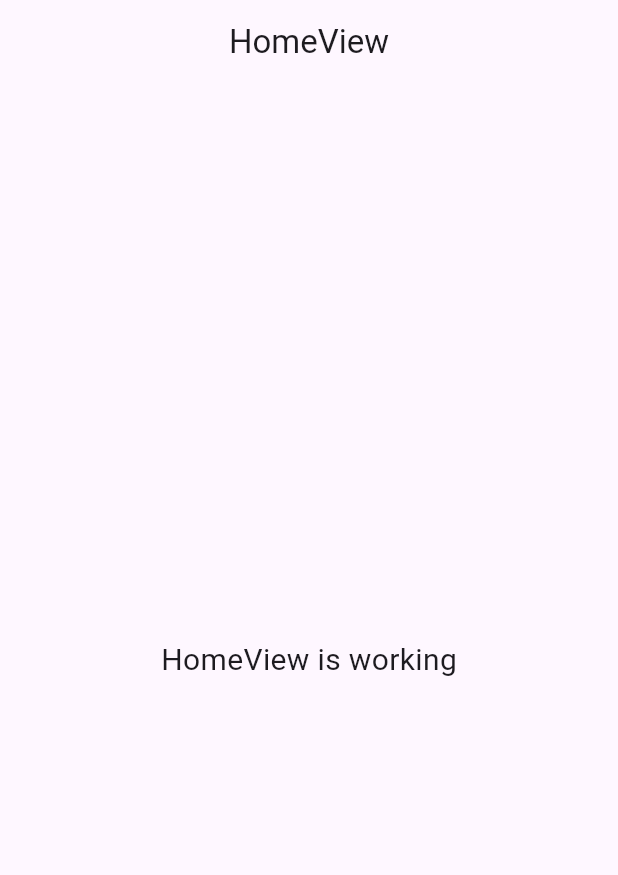
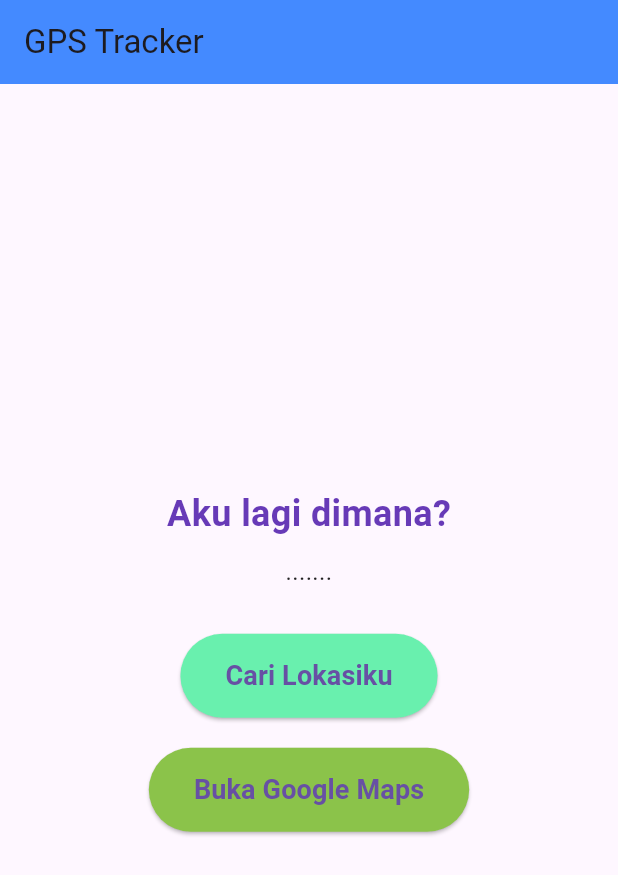
Before and after one commit to Kentangz/Pemrograman-Mobile, a Flutter app: the screen it shows after launch, on a phone screen of 412 x 824 dp. Shown: the top 875 px of the screen. Run offline on Flutter 3.47's test engine with Material 3 defaults, Android fonts, the phone set to English and light mode, and no system bars; our stand-ins replace audioplayers, cloud_firestore, firebase_auth, firebase_core, geocoding, geolocator and 2 more; accounts and stored records are empty.

Commit message:
GPS tracker completed

```diff
--- a/modul5/gps_create/lib/app/modules/home/views/home_view.dart
+++ b/modul5/gps_create/lib/app/modules/home/views/home_view.dart
@@ -1,24 +1,87 @@
 import 'package:flutter/material.dart';
+import 'package:get/get.dart';
+import '../controllers/gps_controller.dart';
 
-import 'package:get/get.dart';
+class HomeView extends StatelessWidget {
+  // Inisialisasi controller
+  final GPSController gpsController = Get.put(GPSController());
 
-import '../controllers/home_controller.dart';
-
-class HomeView extends GetView<HomeController> {
-  const HomeView({super.key});
   @override
   Widget build(BuildContext context) {
     return Scaffold(
       appBar: AppBar(
-        title: const Text('HomeView'),
-        centerTitle: true,
+        title: const Text('GPS Tracker'),
+        backgroundColor: Colors.blueAccent, // Ganti warna appBar,
       ),
-      body: const Center(
-        child: Text(
-          'HomeView is working',
-          style: TextStyle(fontSize: 20),
-        ),
-      ),
+      body: Obx(() {
+        // Menunggu proses loading
+        if (gpsController.isLoading.value) {
+          return Center(
+            child: CircularProgressIndicator(
+              valueColor: AlwaysStoppedAnimation<Color>(Colors.blueAccent),
+            ),
+          );
+        }
+
+        // Menampilkan hasil lokasi atau pesan error
+        return Padding(
+          padding: const EdgeInsets.all(16.0), // Memberikan padding di sekitar body
+          child: Center(
+            child: Column(
+              mainAxisAlignment: MainAxisAlignment.center,
+              children: [
+                const Text(
+                  'Aku lagi dimana?',
+                  style: TextStyle(
+                    fontSize: 24, // Menambahkan ukuran font yang lebih besar
+                    fontWeight: FontWeight.bold,
+                    color: Colors.deepPurple, // Ganti warna teks
+                  ),
+                ),
+                const SizedBox(height: 10),
+                Text(
+                  gpsController.locationMessage.value,
+                  textAlign: TextAlign.center,
+                  style: const TextStyle(
+                    fontSize: 16,
+                    color: Colors.black87, // Warna teks untuk detail
+                  ),
+                ),
+                const SizedBox(height: 30),
+                ElevatedButton(
+                  style: ElevatedButton.styleFrom(
+                    backgroundColor: Colors.greenAccent, // Warna tombol
+                    padding: const EdgeInsets.symmetric(horizontal: 30, vertical: 15),
+                    shape: RoundedRectangleBorder(
+                      borderRadius: BorderRadius.circular(30), // Tombol dengan sudut melengkung
+                    ),
+                  ),
+                  onPressed: gpsController.getCurrentLocation, // Memanggil fungsi untuk mendapatkan lokasi
+                  child: const Text(
+                    'Cari Lokasiku',
+                    style: TextStyle(fontSize: 18, fontWeight: FontWeight.bold),
+                  ),
+                ),
+                const SizedBox(height: 20),
+                ElevatedButton(
+                  style: ElevatedButton.styleFrom(
+                    backgroundColor: Colors.lightGreen, // Ganti warna tombol untuk Google Maps
+                    padding: const EdgeInsets.symmetric(horizontal: 30, vertical: 15),
+                    shape: RoundedRectangleBorder(
+                      borderRadius: BorderRadius.circular(30), // Tombol dengan sudut melengkung
+                    ),
+                  ),
+                  onPressed: gpsController.openGoogleMaps, // Memanggil fungsi untuk membuka Google Maps
+                  child: const Text(
+                    'Buka Google Maps',
+                    style: TextStyle(fontSize: 18, fontWeight: FontWeight.bold),
+                  ),
+                ),
+              ],
+            ),
+          ),
+        );
+      }),
     );
   }
 }
--- a/modul5/gps_create/pubspec.yaml
+++ b/modul5/gps_create/pubspec.yaml
@@ -30,6 +30,12 @@ environment:
 dependencies:
   flutter:
     sdk: flutter
+  geolocator: ^11.1.0 # mendapatkan data lokasi
+  geocoding: ^3.0.0 # mengonversi alamat ke koordinat
+  permission_handler: ^10.4.1  # mengelola izin akses lokasi
+  #Google Maps
+  google_maps_flutter: # menampilkan peta Google Maps
+  url_launcher: ^6.1.5 # membuka URL di browser atau aplikasi lain
 
 
   # The following adds the Cupertino Icons font to your application.
```
Also changed, not shown: modul5/gps_create/lib/app/modules/home/controllers/gps_controller.dart (added, +101 -0 lines), modul5/gps_create/lib/app/routes/app_pages.dart (+3 -9 lines), modul5/gps_create/lib/main.dart (+4 -6 lines), modul5/gps_create/pubspec.lock, 6 other files.
